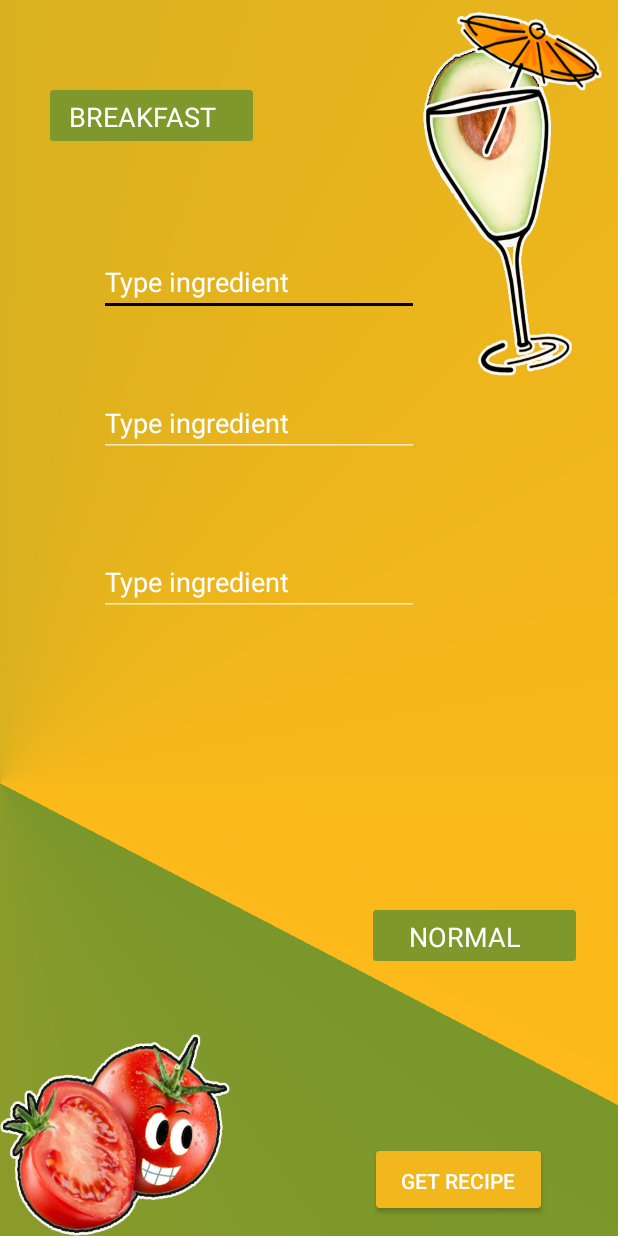
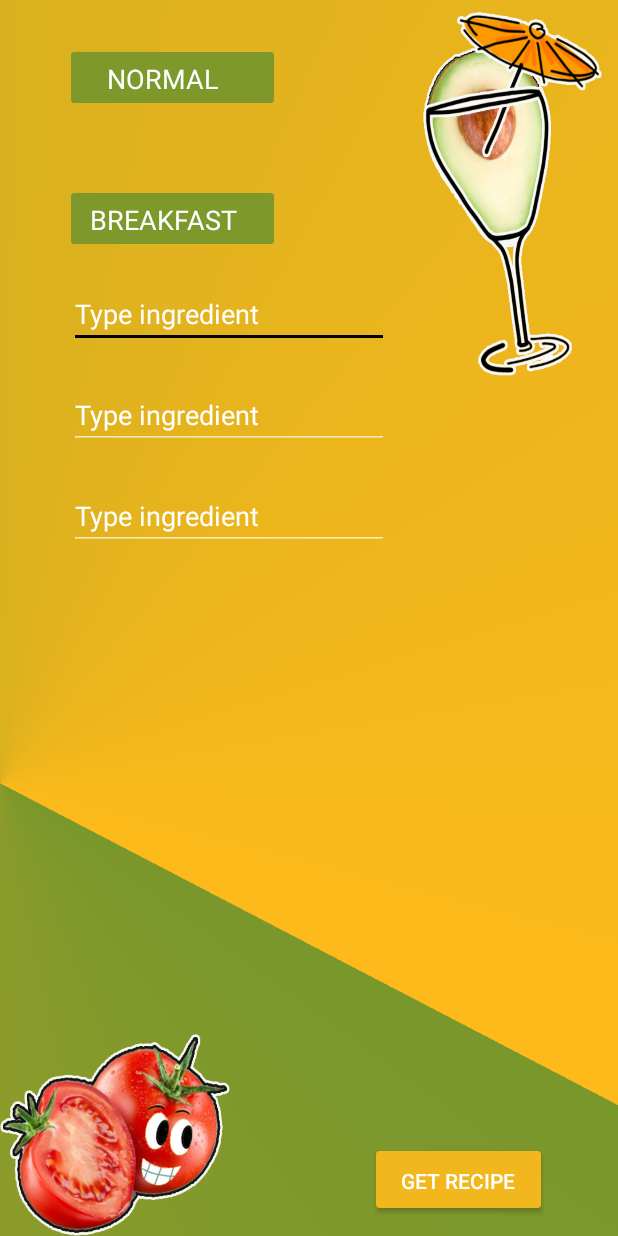
Before and after one commit to AneliaBlagoeva/AndroidReciepeRecommender, an Android app: the screen it shows after launch (MainActivity), on a phone screen of 412 x 824 dp. Run offline under Robolectric (Android 15) with nearby library versions, the phone set to English and light mode, and no system bars.

Commit message:
Second stable version.

```diff
--- a/app/src/main/res/layout/activity_main.xml
+++ b/app/src/main/res/layout/activity_main.xml
@@ -32,10 +32,10 @@
             android:layout_marginRight="8dp"
             app:layout_constraintStart_toStartOf="parent" android:layout_marginLeft="8dp"
             android:layout_marginStart="8dp"
-            app:layout_constraintHorizontal_bias="0.092"
+            app:layout_constraintHorizontal_bias="0.146"
             android:layout_marginTop="8dp" app:layout_constraintTop_toTopOf="parent"
             android:layout_marginBottom="8dp" app:layout_constraintBottom_toBottomOf="parent"
-            app:layout_constraintVertical_bias="0.065"
+            app:layout_constraintVertical_bias="0.154"
             style="@style/spinner_style"/>
     <Spinner
             android:layout_width="135dp"
@@ -45,10 +45,10 @@
             android:layout_marginRight="18dp"
             app:layout_constraintStart_toStartOf="parent" android:layout_marginLeft="8dp"
             android:layout_marginStart="8dp"
-            app:layout_constraintHorizontal_bias="0.93"
+            app:layout_constraintHorizontal_bias="0.146"
             android:layout_marginTop="8dp" app:layout_constraintTop_toTopOf="parent"
             android:layout_marginBottom="8dp" app:layout_constraintBottom_toBottomOf="parent"
-            app:layout_constraintVertical_bias="0.775"
+            app:layout_constraintVertical_bias="0.032"
             style="@style/spinner_style"/>
     <EditText
             android:layout_width="wrap_content"
@@ -62,10 +62,10 @@
             android:layout_marginBottom="8dp"
             android:layout_marginStart="8dp"
             app:layout_constraintStart_toStartOf="parent" android:layout_marginLeft="8dp"
-            app:layout_constraintHorizontal_bias="0.318" android:layout_marginTop="8dp"
+            app:layout_constraintHorizontal_bias="0.208" android:layout_marginTop="8dp"
             app:layout_constraintTop_toBottomOf="@+id/spinner"
             app:layout_constraintBottom_toTopOf="@+id/button"
-            style="@style/App_EditTextStyle" app:layout_constraintVertical_bias="0.103"/>
+            style="@style/App_EditTextStyle" app:layout_constraintVertical_bias="0.029"/>
     <EditText
             android:layout_width="wrap_content"
             android:layout_height="wrap_content"
@@ -78,10 +78,10 @@
             android:layout_marginBottom="8dp"
             android:layout_marginStart="8dp"
             app:layout_constraintStart_toStartOf="parent" android:layout_marginLeft="8dp"
-            app:layout_constraintHorizontal_bias="0.318" android:layout_marginTop="8dp"
+            app:layout_constraintHorizontal_bias="0.208" android:layout_marginTop="8dp"
             app:layout_constraintTop_toBottomOf="@+id/editText"
             app:layout_constraintBottom_toTopOf="@+id/button"
-            style="@style/App_EditTextStyle" app:layout_constraintVertical_bias="0.082"/>
+            style="@style/App_EditTextStyle" app:layout_constraintVertical_bias="0.029"/>
     <EditText
             android:layout_width="wrap_content"
             android:layout_height="wrap_content"
@@ -94,9 +94,9 @@
             android:layout_marginBottom="8dp"
             android:layout_marginStart="8dp"
             app:layout_constraintStart_toStartOf="parent" android:layout_marginLeft="8dp"
-            app:layout_constraintHorizontal_bias="0.318" android:layout_marginTop="8dp"
+            app:layout_constraintHorizontal_bias="0.208" android:layout_marginTop="8dp"
             app:layout_constraintTop_toBottomOf="@+id/editText2"
             app:layout_constraintBottom_toTopOf="@+id/button"
-            style="@style/App_EditTextStyle" app:layout_constraintVertical_bias="0.132"/>
+            style="@style/App_EditTextStyle" app:layout_constraintVertical_bias="0.035"/>
 
 </android.support.constraint.ConstraintLayout>
```
